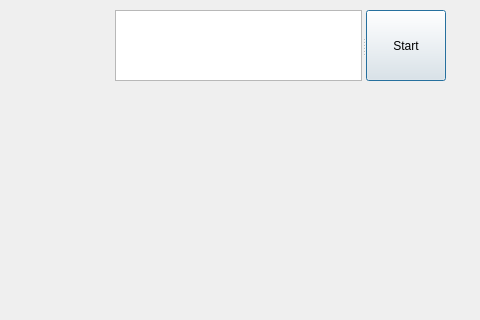
The window that dialog.ui (EugChesn/GuiClient) describes before a commit, drawn with Qt 5; both pictures show x 995 to 1475 and y 0 to 320 of the 1475 by 736 pixel window.
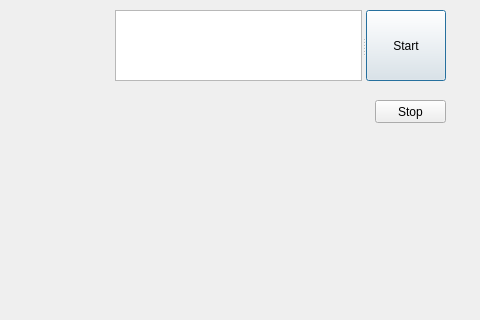
The same window after the commit.

```diff
--- a/dialog.ui
+++ b/dialog.ui
@@ -58,6 +58,19 @@
     <string/>
    </property>
   </widget>
+  <widget class="QPushButton" name="pushButton_2">
+   <property name="geometry">
+    <rect>
+     <x>1370</x>
+     <y>100</y>
+     <width>71</width>
+     <height>23</height>
+    </rect>
+   </property>
+   <property name="text">
+    <string>Stop</string>
+   </property>
+  </widget>
  </widget>
  <resources/>
  <connections/>
```
